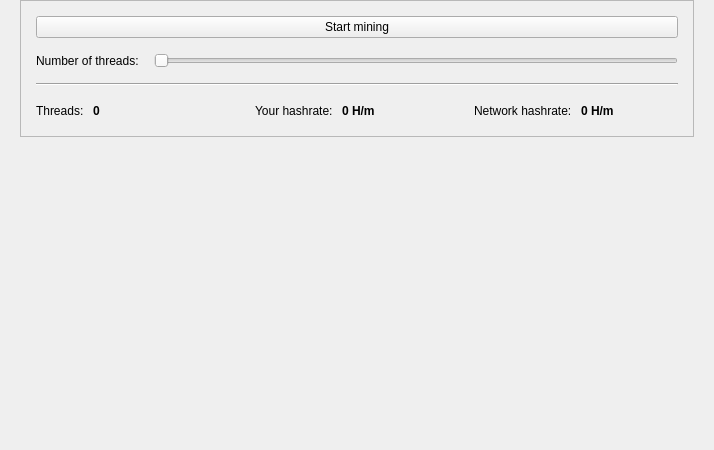
This is src/qt/forms/miningpage.ui in equitypay/eqpay as Qt 5 draws it before an edit. The edited form follows.
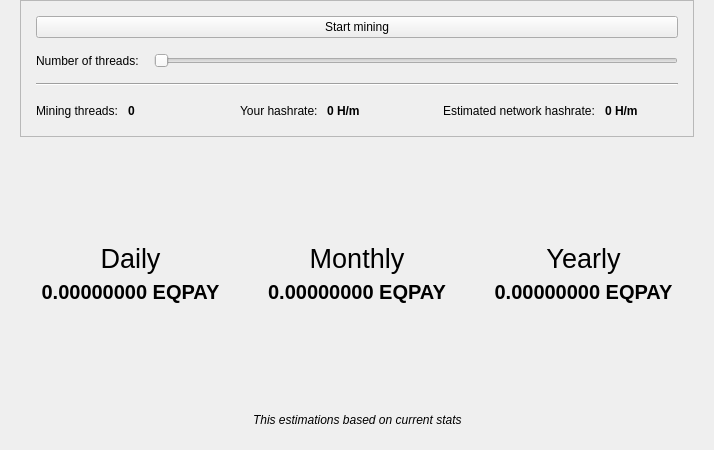
This is the edited form.

Commit message: Finished mining page

Patch:
```diff
--- a/src/qt/forms/miningpage.ui
+++ b/src/qt/forms/miningpage.ui
@@ -97,7 +97,7 @@
             <item>
              <widget class="QLabel" name="label_4">
               <property name="text">
-               <string>Threads: </string>
+               <string>Mining threads: </string>
               </property>
              </widget>
             </item>
@@ -177,7 +177,7 @@
             <item>
              <widget class="QLabel" name="label_2">
               <property name="text">
-               <string>Network hashrate: </string>
+               <string>Estimated network hashrate: </string>
               </property>
              </widget>
             </item>
@@ -214,15 +214,248 @@
        </layout>
       </widget>
      </item>
+    </layout>
+   </item>
+   <item>
+    <layout class="QHBoxLayout" name="verticalLayout_4">
      <item>
-      <spacer name="verticalSpacer">
+      <layout class="QHBoxLayout" name="horizontalLayout_6">
+       <item>
+        <layout class="QVBoxLayout" name="verticalLayout_4">
+         <item>
+          <spacer name="verticalSpacer_2">
+           <property name="orientation">
+            <enum>Qt::Vertical</enum>
+           </property>
+           <property name="sizeHint" stdset="0">
+            <size>
+             <width>20</width>
+             <height>40</height>
+            </size>
+           </property>
+          </spacer>
+         </item>
+         <item>
+          <widget class="QLabel" name="label_8">
+           <property name="font">
+            <font>
+             <pointsize>20</pointsize>
+            </font>
+           </property>
+           <property name="text">
+            <string>Daily</string>
+           </property>
+           <property name="alignment">
+            <set>Qt::AlignCenter</set>
+           </property>
+          </widget>
+         </item>
+         <item>
+          <widget class="QLabel" name="labelDaily">
+           <property name="font">
+            <font>
+             <pointsize>15</pointsize>
+             <weight>75</weight>
+             <bold>true</bold>
+            </font>
+           </property>
+           <property name="text">
+            <string>0.00000000 EQPAY</string>
+           </property>
+           <property name="alignment">
+            <set>Qt::AlignCenter</set>
+           </property>
+          </widget>
+         </item>
+         <item>
+          <spacer name="verticalSpacer">
+           <property name="orientation">
+            <enum>Qt::Vertical</enum>
+           </property>
+           <property name="sizeHint" stdset="0">
+            <size>
+             <width>20</width>
+             <height>40</height>
+            </size>
+           </property>
+          </spacer>
+         </item>
+        </layout>
+       </item>
+      </layout>
+     </item>
+     <item>
+      <layout class="QHBoxLayout" name="horizontalLayout_6">
+       <item>
+        <layout class="QVBoxLayout" name="verticalLayout_4">
+         <item>
+          <spacer name="verticalSpacer_3">
+           <property name="orientation">
+            <enum>Qt::Vertical</enum>
+           </property>
+           <property name="sizeHint" stdset="0">
+            <size>
+             <width>20</width>
+             <height>40</height>
+            </size>
+           </property>
+          </spacer>
+         </item>
+         <item>
+          <widget class="QLabel" name="label_8">
+           <property name="font">
+            <font>
+             <pointsize>20</pointsize>
+            </font>
+           </property>
+           <property name="text">
+            <string>Monthly</string>
+           </property>
+           <property name="alignment">
+            <set>Qt::AlignCenter</set>
+           </property>
+          </widget>
+         </item>
+         <item>
+          <widget class="QLabel" name="labelMonthly">
+           <property name="font">
+            <font>
+             <pointsize>15</pointsize>
+             <weight>75</weight>
+             <bold>true</bold>
+            </font>
+           </property>
+           <property name="text">
+            <string>0.00000000 EQPAY</string>
+           </property>
+           <property name="alignment">
+            <set>Qt::AlignCenter</set>
+           </property>
+          </widget>
+         </item>
+         <item>
+          <spacer name="verticalSpacer_4">
+           <property name="orientation">
+            <enum>Qt::Vertical</enum>
+           </property>
+           <property name="sizeHint" stdset="0">
+            <size>
+             <width>20</width>
+             <height>40</height>
+            </size>
+           </property>
+          </spacer>
+         </item>
+        </layout>
+       </item>
+      </layout>
+     </item>
+     <item>
+      <layout class="QHBoxLayout" name="horizontalLayout_6">
+       <item>
+        <layout class="QVBoxLayout" name="verticalLayout_4">
+         <item>
+          <spacer name="verticalSpacer_5">
+           <property name="orientation">
+            <enum>Qt::Vertical</enum>
+           </property>
+           <property name="sizeHint" stdset="0">
+            <size>
+             <width>20</width>
+             <height>40</height>
+            </size>
+           </property>
+          </spacer>
+         </item>
+         <item>
+          <widget class="QLabel" name="label_8">
+           <property name="font">
+            <font>
+             <pointsize>20</pointsize>
+            </font>
+           </property>
+           <property name="text">
+            <string>Yearly</string>
+           </property>
+           <property name="alignment">
+            <set>Qt::AlignCenter</set>
+           </property>
+          </widget>
+         </item>
+         <item>
+          <widget class="QLabel" name="labelYearly">
+           <property name="font">
+            <font>
+             <pointsize>15</pointsize>
+             <weight>75</weight>
+             <bold>true</bold>
+            </font>
+           </property>
+           <property name="text">
+            <string>0.00000000 EQPAY</string>
+           </property>
+           <property name="alignment">
+            <set>Qt::AlignCenter</set>
+           </property>
+          </widget>
+         </item>
+         <item>
+          <spacer name="verticalSpacer_6">
+           <property name="orientation">
+            <enum>Qt::Vertical</enum>
+           </property>
+           <property name="sizeHint" stdset="0">
+            <size>
+             <width>20</width>
+             <height>40</height>
+            </size>
+           </property>
+          </spacer>
+         </item>
+        </layout>
+       </item>
+      </layout>
+     </item>
+    </layout>
+   </item>
+   <item>
+    <layout class="QHBoxLayout" name="verticalLayout_6">
+     <item>
+      <spacer name="horizontalSpacer_5">
        <property name="orientation">
-        <enum>Qt::Vertical</enum>
+        <enum>Qt::Horizontal</enum>
        </property>
        <property name="sizeHint" stdset="0">
         <size>
-         <width>20</width>
-         <height>40</height>
+         <width>40</width>
+         <height>20</height>
+        </size>
+       </property>
+      </spacer>
+     </item>
+     <item>
+      <widget class="QLabel" name="label_6">
+       <property name="font">
+        <font>
+         <weight>50</weight>
+         <italic>true</italic>
+         <bold>false</bold>
+        </font>
+       </property>
+       <property name="text">
+        <string>This estimations based on current stats</string>
+       </property>
+      </widget>
+     </item>
+     <item>
+      <spacer name="horizontalSpacer_4">
+       <property name="orientation">
+        <enum>Qt::Horizontal</enum>
+       </property>
+       <property name="sizeHint" stdset="0">
+        <size>
+         <width>40</width>
+         <height>20</height>
         </size>
        </property>
       </spacer>
```
The commit also changes 7 other files.
